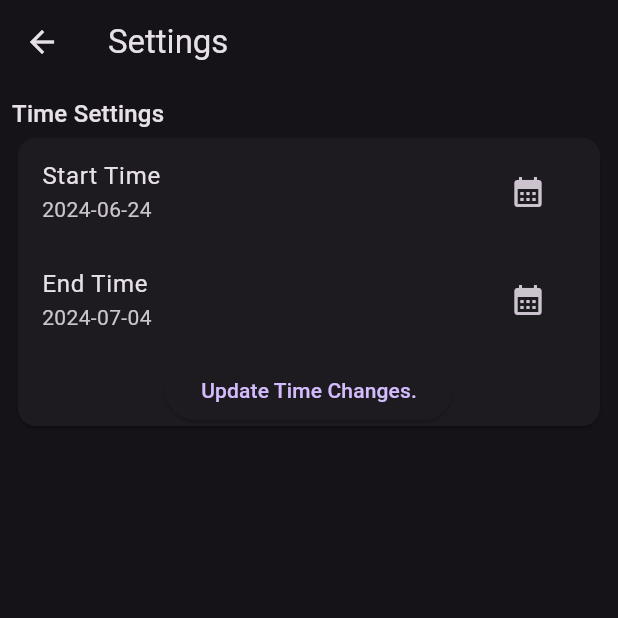
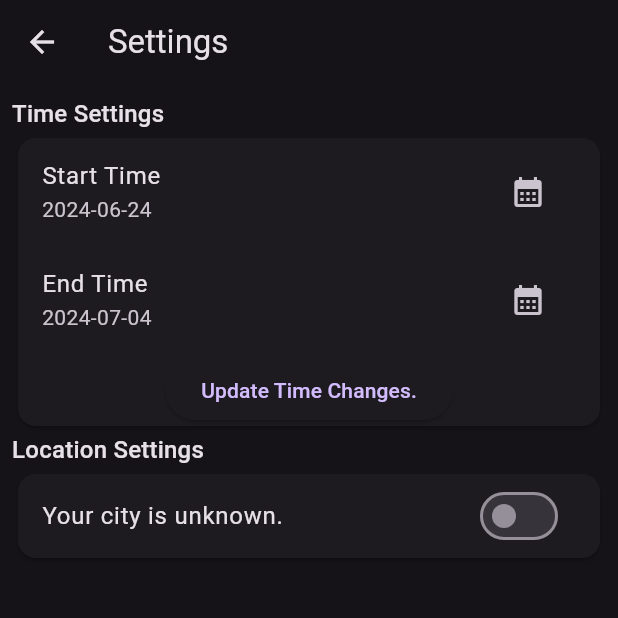
Before and after one commit to nyinyihtunlwin-codigo/earthquakes, a Flutter app: the SettingScreen screen opened directly, on a phone screen of 412 x 824 dp, the top half of it. Run offline on Flutter 3.47's test engine with Material 3 defaults, Android fonts, the light colour scheme and no system bars; our stand-ins replace flutter_easyloading, geocoding, geolocator; network calls fail.

Commit message:
feat: add location-based earthquakes

```diff
--- a/lib/screens/setting_screen.dart
+++ b/lib/screens/setting_screen.dart
@@ -1,6 +1,7 @@
 import 'package:earthquakes/providers/app_data_provider.dart';
 import 'package:earthquakes/utils/helper_functions.dart';
 import 'package:flutter/material.dart';
+import 'package:flutter_easyloading/flutter_easyloading.dart';
 import 'package:provider/provider.dart';
 
 class SettingScreen extends StatefulWidget {
@@ -63,6 +64,26 @@ class _SettingScreenState extends State<SettingScreen> {
                         )
                       ],
                     ),
+                  ),
+                  Text(
+                    'Location Settings',
+                    style: Theme.of(context).textTheme.titleMedium,
+                  ),
+                  Card(
+                    child: SwitchListTile(
+                      title:
+                          Text(provider.currentCity ?? 'Your city is unknown.'),
+                      subtitle: provider.currentCity == null
+                          ? null
+                          : Text(
+                              'Earthquake data will be shown within ${provider.maxRadiusInKm} km radius from ${provider.currentCity}.'),
+                      value: provider.shouldUseLocation,
+                      onChanged: (value) async {
+                        EasyLoading.show(status: 'Getting location...');
+                        await provider.setLocation(value);
+                        EasyLoading.dismiss();
+                      },
+                    ),
                   )
                 ],
               )),
```
Also changed, not shown: lib/providers/app_data_provider.dart (+75 -0 lines), 1 other file.
